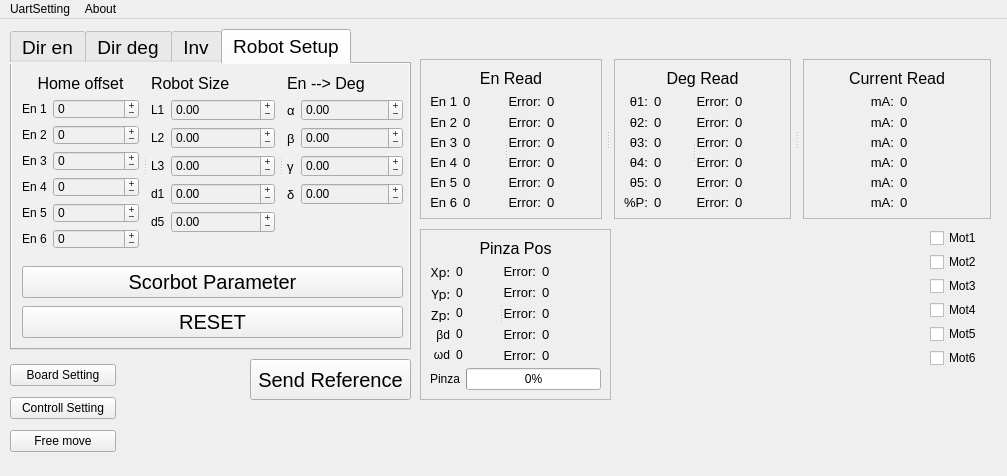
Old version of the form SourceCode/2_uiSource/ScorbotUI_cpp/src/scorbotUi/ui_source/mainwindow.ui in the repository Alfystar/Scorbot-CA.
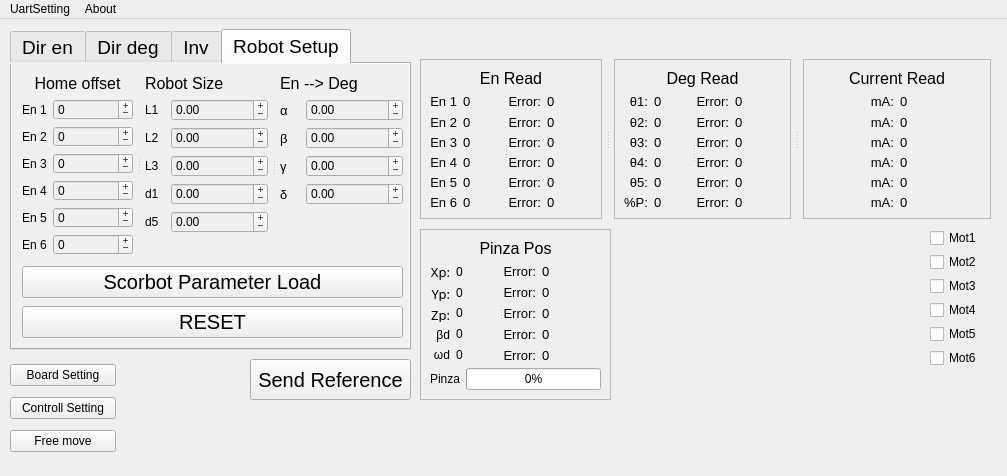
New version of the form. Icons and pictures are not drawn.

What changed in the file:
```diff
--- a/SourceCode/2_uiSource/ScorbotUI_cpp/src/scorbotUi/ui_source/mainwindow.ui
+++ b/SourceCode/2_uiSource/ScorbotUI_cpp/src/scorbotUi/ui_source/mainwindow.ui
@@ -35,6 +35,10 @@
   <property name="windowTitle">
    <string>ScorbotConnect</string>
   </property>
+  <property name="windowIcon">
+   <iconset>
+    <normaloff>img/Logo-Uni-Tor-Vergata.png_256x256.png</normaloff>img/Logo-Uni-Tor-Vergata.png_256x256.png</iconset>
+  </property>
   <property name="styleSheet">
    <string notr="true">url:(/newPrefix/Logo-Uni-Tor-Vergata.png_48x48.png)</string>
   </property>
@@ -1016,6 +1020,9 @@
           <property name="formAlignment">
            <set>Qt::AlignLeading|Qt::AlignLeft|Qt::AlignTop</set>
           </property>
+          <property name="verticalSpacing">
+           <number>-1</number>
+          </property>
           <item row="0" column="0">
            <widget class="QLabel" name="en1Label_2">
             <property name="text">
@@ -1026,6 +1033,19 @@
             </property>
            </widget>
           </item>
+          <item row="0" column="1">
+           <widget class="QSpinBox" name="en1Home">
+            <property name="buttonSymbols">
+             <enum>QAbstractSpinBox::PlusMinus</enum>
+            </property>
+            <property name="minimum">
+             <number>-99999</number>
+            </property>
+            <property name="maximum">
+             <number>99999</number>
+            </property>
+           </widget>
+          </item>
           <item row="1" column="0">
            <widget class="QLabel" name="en2Label_2">
             <property name="text">
@@ -1150,32 +1170,6 @@
             </property>
            </widget>
           </item>
-          <item row="0" column="1">
-           <widget class="QSpinBox" name="en1Home">
-            <property name="buttonSymbols">
-             <enum>QAbstractSpinBox::PlusMinus</enum>
-            </property>
-            <property name="minimum">
-             <number>-99999</number>
-            </property>
-            <property name="maximum">
-             <number>99999</number>
-            </property>
-           </widget>
-          </item>
-          <item row="6" column="1">
-           <spacer name="verticalSpacer">
-            <property name="orientation">
-             <enum>Qt::Vertical</enum>
-            </property>
-            <property name="sizeHint" stdset="0">
-             <size>
-              <width>20</width>
-              <height>40</height>
-             </size>
-            </property>
-           </spacer>
-          </item>
          </layout>
         </item>
        </layout>
@@ -1339,6 +1333,19 @@
             </property>
            </spacer>
           </item>
+          <item row="5" column="0">
+           <spacer name="verticalSpacer_7">
+            <property name="orientation">
+             <enum>Qt::Vertical</enum>
+            </property>
+            <property name="sizeHint" stdset="0">
+             <size>
+              <width>20</width>
+              <height>40</height>
+             </size>
+            </property>
+           </spacer>
+          </item>
          </layout>
         </item>
        </layout>
@@ -1499,6 +1506,19 @@
             </property>
            </spacer>
           </item>
+          <item row="4" column="0">
+           <spacer name="verticalSpacer_8">
+            <property name="orientation">
+             <enum>Qt::Vertical</enum>
+            </property>
+            <property name="sizeHint" stdset="0">
+             <size>
+              <width>20</width>
+              <height>40</height>
+             </size>
+            </property>
+           </spacer>
+          </item>
          </layout>
         </item>
        </layout>
@@ -1528,7 +1548,7 @@
                                         </string>
          </property>
          <property name="text">
-          <string>Scorbot Parameter</string>
+          <string>Scorbot Parameter Load</string>
          </property>
         </widget>
        </item>
@@ -3339,7 +3359,7 @@
      <property name="lineWidth">
       <number>2</number>
      </property>
-     <layout class="QVBoxLayout" name="verticalLayout_14">
+     <layout class="QVBoxLayout" name="verticalLayout_14" stretch="0,0">
       <item>
        <widget class="QLabel" name="label_6">
         <property name="sizePolicy">
```
